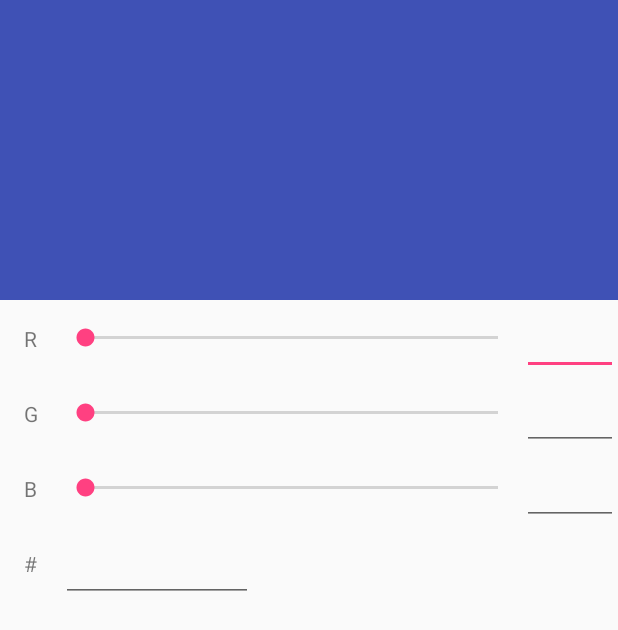
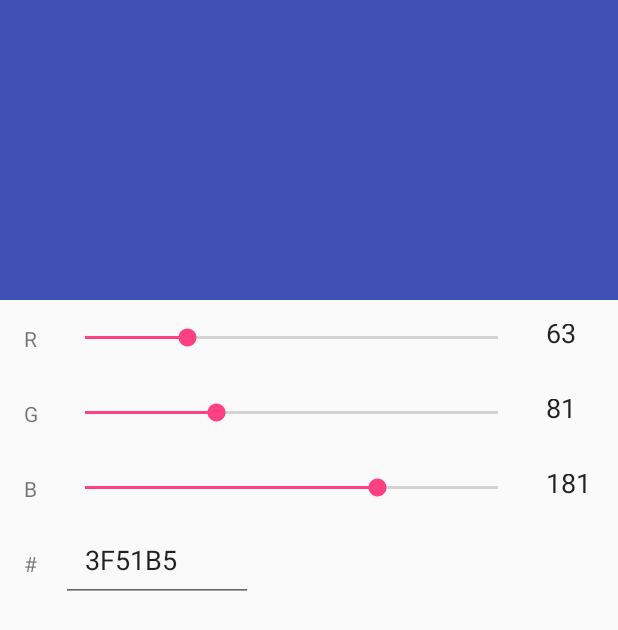
Before and after one commit to SolderByte/tessract, an Android app: the layout dialog_color_picker.xml on its own in the app's theme, with its tools: preview values and no code run, on a phone screen of 412 x 824 dp. Shown: the top 630 px of the screen. Run offline under Robolectric (Android 15) with nearby library versions, the phone set to English and light mode, and no system bars.

Commit message:
android color picker seekbar

```diff
--- a/android/app/src/main/res/layout/dialog_color_picker.xml
+++ b/android/app/src/main/res/layout/dialog_color_picker.xml
@@ -7,13 +7,14 @@
     android:weightSum="1">
 
     <View
-        android:id="@+id/colorView"
+        android:id="@+id/view_color"
         android:layout_width="match_parent"
         android:layout_height="200dp"
         android:background="@color/colorPrimary"
         android:paddingBottom="16dip"/>
 
     <RelativeLayout
+        android:id="@+id/colorpicker_layout"
         android:layout_width="match_parent"
         android:layout_height="match_parent">
 
@@ -35,10 +36,11 @@
             android:layout_height="wrap_content"
             android:textColor="@android:color/holo_red_light"
             android:max="255"
+            android:progress="63"
             android:padding="16dip"
             android:layout_alignParentTop="true"
             android:layout_toEndOf="@+id/textview_red"
-            android:layout_toStartOf="@+id/edittext_red"/>
+            android:layout_toStartOf="@+id/edittext_red" />
 
         <EditText
             android:id="@+id/edittext_red"
@@ -47,6 +49,9 @@
             android:inputType="number"
             android:maxLength="3"
             android:ems="3"
+            android:text="63"
+            android:imeOptions="actionDone"
+            android:background="@null"
             android:layout_alignParentTop="true"
             android:layout_alignParentEnd="true"
             android:padding="16dip"
@@ -71,6 +76,7 @@
             android:layout_height="wrap_content"
             android:textColor="@android:color/holo_green_light"
             android:max="255"
+            android:progress="81"
             android:padding="16dip"
             android:layout_below="@+id/seekbar_red"
             android:layout_toStartOf="@+id/edittext_green"
@@ -83,6 +89,9 @@
             android:inputType="number"
             android:maxLength="3"
             android:ems="3"
+            android:text="81"
+            android:imeOptions="actionDone"
+            android:background="@null"
             android:padding="16dip"
             android:layout_below="@+id/edittext_red"
             android:layout_alignParentEnd="true"
@@ -107,6 +116,7 @@
             android:layout_height="wrap_content"
             android:textColor="@android:color/holo_green_light"
             android:max="255"
+            android:progress="181"
             android:padding="16dip"
             android:layout_below="@+id/seekbar_green"
             android:layout_toStartOf="@+id/edittext_blue"
@@ -119,6 +129,9 @@
             android:inputType="number"
             android:maxLength="3"
             android:ems="3"
+            android:text="181"
+            android:imeOptions="actionDone"
+            android:background="@null"
             android:padding="16dip"
             android:layout_below="@+id/edittext_green"
             android:layout_alignParentEnd="true"
@@ -143,6 +156,8 @@
             android:layout_height="wrap_content"
             android:inputType="textPersonName"
             android:ems="6"
+            android:text="3F51B5"
+            android:imeOptions="actionDone"
             android:padding="16dip"
             android:layout_below="@+id/seekbar_blue"
             android:layout_toEndOf="@+id/textview_hex"
```
Also changed, not shown: android/app/src/main/java/com/solderbyte/tessract/MainActivity.java (+51 -1 lines).
